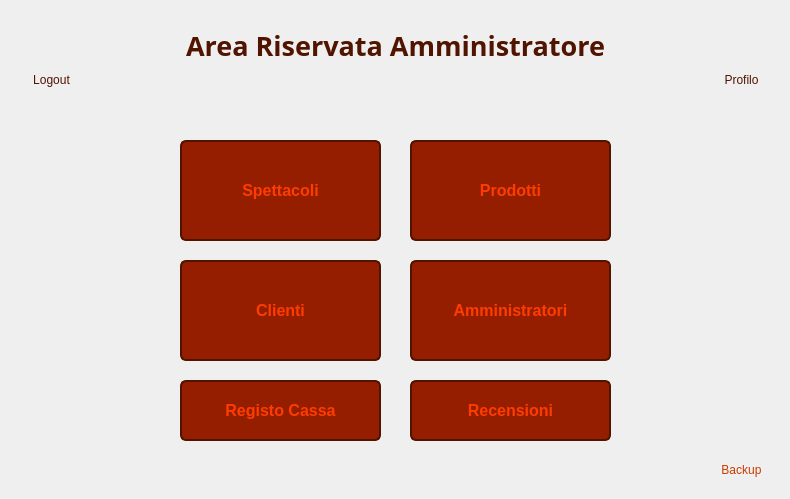
Before: the Qt Designer form Viste/VistaHomeAmministratore.ui in GiacomoPrincipi/CineMax, drawn with Qt 5.
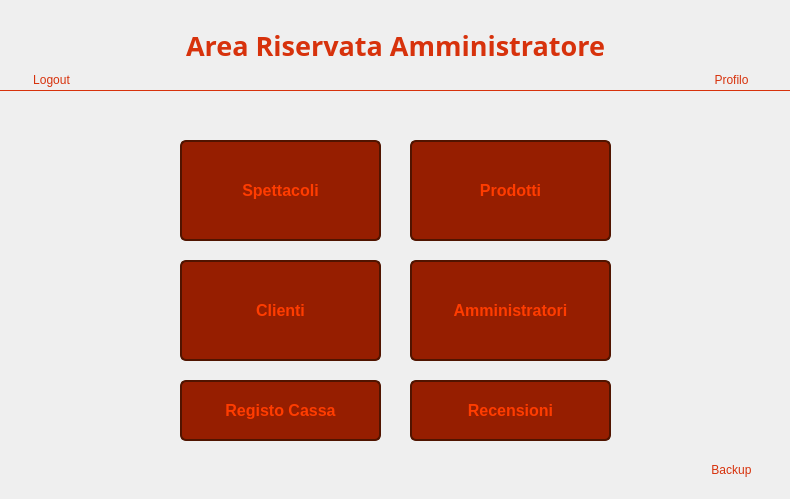
After: the same form once the commit is applied. Icons and pictures are not drawn. Custom widgets are drawn as their Qt base class.

Diff of the .ui file:
```diff
--- a/Viste/VistaHomeAmministratore.ui
+++ b/Viste/VistaHomeAmministratore.ui
@@ -86,9 +86,13 @@
     background: qlineargradient(
         x1: 0, y1: 1,
         x2: 0, y2: 0,
-        stop: 0 #962D00,
-        stop: 1 #B43700
+        stop: 0 #961E00,
+        stop: 1 #B42100
     );
+    border: 1px solid #D7320C;
+    border-top: none;
+    border-left: none;
+    border-right: none;
 }</string>
    </property>
    <property name="text">
@@ -98,7 +102,7 @@
   <widget class="ClickableLabel" name="labelProfiloButton">
    <property name="geometry">
     <rect>
-     <x>710</x>
+     <x>700</x>
      <y>10</y>
      <width>63</width>
      <height>61</height>
@@ -117,7 +121,7 @@
   <widget class="QLabel" name="labelProfilo">
    <property name="geometry">
     <rect>
-     <x>710</x>
+     <x>700</x>
      <y>70</y>
      <width>63</width>
      <height>20</height>
@@ -125,7 +129,7 @@
    </property>
    <property name="styleSheet">
     <string notr="true">QLabel {
-    color: #501400;
+    color: #D7320C;
 }</string>
    </property>
    <property name="text">
@@ -146,7 +150,7 @@
    </property>
    <property name="styleSheet">
     <string notr="true">QLabel {
-    color: #501400;
+    color: #D7320C;
 }</string>
    </property>
    <property name="text">
@@ -178,7 +182,7 @@
   <widget class="QLabel" name="labelBackup">
    <property name="geometry">
     <rect>
-     <x>710</x>
+     <x>700</x>
      <y>460</y>
      <width>63</width>
      <height>20</height>
@@ -186,7 +190,7 @@
    </property>
    <property name="styleSheet">
     <string notr="true">QLabel {
-    color: #C83C00;
+    color:#D7320C;
 }</string>
    </property>
    <property name="text">
@@ -199,7 +203,7 @@
   <widget class="ClickableLabel" name="labelBackupButton">
    <property name="geometry">
     <rect>
-     <x>710</x>
+     <x>700</x>
      <y>390</y>
      <width>63</width>
      <height>61</height>
@@ -388,7 +392,7 @@
    </property>
    <property name="styleSheet">
     <string notr="true">QLabel {
-    color: #501400;
+    color: #D7320C;
 }</string>
    </property>
    <property name="text">
```
Left out of the diff: 52 changed lines with no effect on the pictures.
